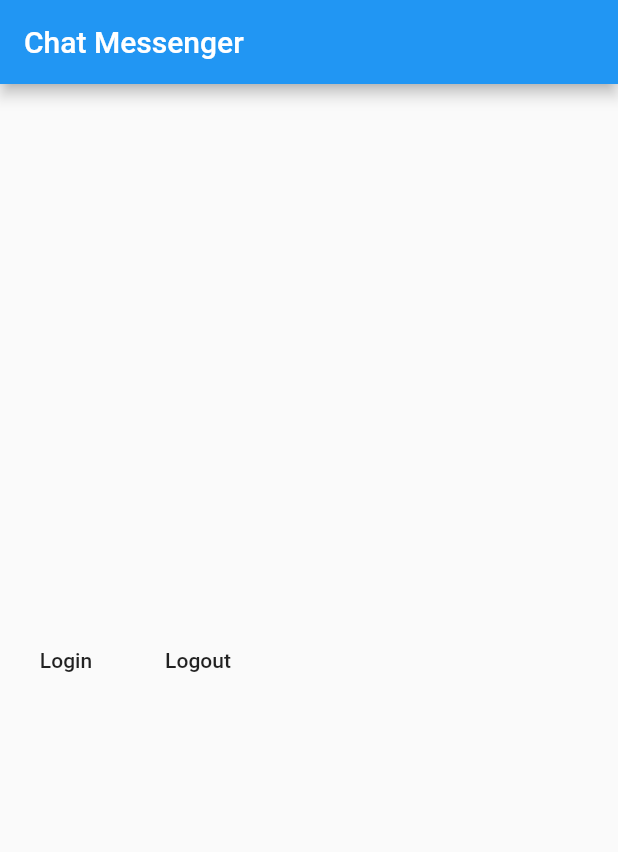
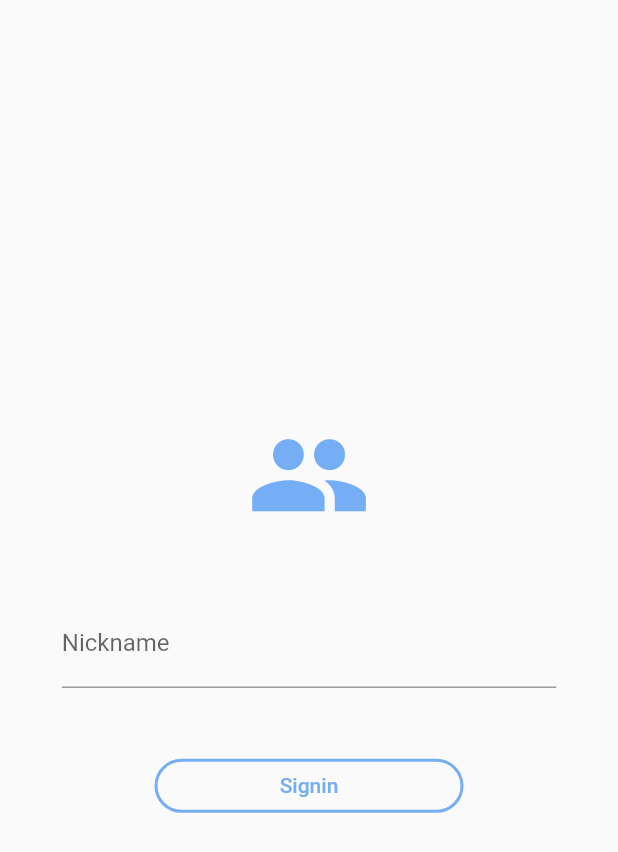
Before and after one commit to jlaskowska/chat_messenger, a Flutter app: the screen it shows after launch, on a phone screen of 412 x 824 dp. Shown: the top 852 px of the screen. Run offline on Flutter 3.47's test engine with Material 2 defaults, Android fonts, the phone set to English and light mode, and no system bars; our stand-ins replace firebase_auth, flutter_secure_storage, mobx; accounts and stored records are empty; generated files the repository leaves out were written again.

Commit message:
Feature/sign in screen (#10)
Resolves #9.

Commits:

* Added AppColors.
* Created SigninScreen.
* POC SigninScreen.
* Added mobx package and flutter_secure_storage.
* Added SigninScreenStore.
* Added GestureDetector to dismiss keyboard when the user taps outside of the TextField.
* Changed the size of an OtlineButton.
* Added DeviceStorage to save information if the user is signed.
* Added Podfile.
* POC SigninScreen, ChatroomScreen.
* Added ModalProgressIndicator.
* Added AdaptiveErrorDialog.
* Added store as proxy dependency.
* Updated localizations.
* UI tweaks.
* Updated localizations.
* Updated SigninScreenStore.
* Refactored HomeScreen.
* Updated main.dart with new HomeScreen.

```diff
--- a/assets_dev/localizations/localizations.csv
+++ b/assets_dev/localizations/localizations.csv
@@ -1,2 +1,7 @@
 keys;en
 appTitle;Chat Messenger
+signinScreenNickname;Nickname
+signinScreenSigininButtonLabel;Signin
+adaptiveErrorDialogTitle;Error
+adaptiveErrorDialogContent;Something went wrong. Please try again.
+adaptiveErrorDialogButtonLabel;Try Again
--- /dev/null
+++ b/lib/configs/app_colors.dart
@@ -0,0 +1,5 @@
+import 'package:flutter/material.dart';
+
+class AppColors {
+  static const Color blue = Color(0xff75aef5);
+}
--- a/lib/localizations.dart
+++ b/lib/localizations.dart
@@ -7,14 +7,39 @@ import 'package:flutter/material.dart';
 class AppLocalizations {
   static String get appTitle => _getText('appTitle');
 
+  static String get signinScreenNickname => _getText('signinScreenNickname');
+
+  static String get signinScreenSigininButtonLabel =>
+      _getText('signinScreenSigininButtonLabel');
+
+  static String get adaptiveErrorDialogTitle =>
+      _getText('adaptiveErrorDialogTitle');
+
+  static String get adaptiveErrorDialogContent =>
+      _getText('adaptiveErrorDialogContent');
+
+  static String get adaptiveErrorDialogButtonLabel =>
+      _getText('adaptiveErrorDialogButtonLabel');
+
   static Map<String, String> _localizedValues;
 
   static Map<String, String> _enValues = {
     'appTitle': 'Chat Messenger',
+    'signinScreenNickname': 'Nickname',
+    'signinScreenSigininButtonLabel': 'Signin',
+    'adaptiveErrorDialogTitle': 'Error',
+    'adaptiveErrorDialogContent': 'Something went wrong. Please try again.',
+    'adaptiveErrorDialogButtonLabel': 'Try Again',
   };
 
   static Map<String, String> _deValues = {
-    'appTitle': '[ Chat Messenger ÜẞÖüüü ]',
+    'appTitle': '[ Chat Messenger öööüßÜ ]',
+    'signinScreenNickname': '[ Nickname ääÜß ]',
+    'signinScreenSigininButtonLabel': '[ Signin ẞßẞ ]',
+    'adaptiveErrorDialogTitle': '[ Errör Äßü ]',
+    'adaptiveErrorDialogContent':
+        '[ Sömething went wröng. Please try again. ääÜüẞöÄäẞßÖä ]',
+    'adaptiveErrorDialogButtonLabel': '[ Try Ägain ẞöẞäÖ ]',
   };
 
   static Map<String, Map<String, String>> _allValues = {
--- a/lib/main.dart
+++ b/lib/main.dart
@@ -1,6 +1,10 @@
+import 'package:chatroom/configs/app_colors.dart';
 import 'package:chatroom/localizations.dart';
+import 'package:chatroom/services/device_storage.dart';
 import 'package:chatroom/services/firebase_auth_service.dart';
 import 'package:chatroom/services/i_auth_service.dart';
+import 'package:chatroom/widgets/home_screen.dart';
+import 'package:chatroom/widgets/signin_screen/signin_screen_store.dart';
 import 'package:flutter/material.dart';
 import 'package:flutter_localizations/flutter_localizations.dart';
 import 'package:provider/provider.dart';
@@ -10,9 +14,20 @@ void main() => runApp(MyApp());
 class MyApp extends StatelessWidget {
   @override
   Widget build(BuildContext context) {
-    return Provider<IAuthService>(
-        create: (_) => FirebaseAuthService(),
+    return MultiProvider(
+        providers: [
+          Provider<IAuthService>(
+            create: (_) => FirebaseAuthService(),
+          ),
+          Provider<DeviceStorage>(
+            create: (_) => DeviceStorage(),
+          ),
+          ProxyProvider2<IAuthService, DeviceStorage, SigninScreenStore>(
+            update: (_, authService, deviceStorage, __) => SigninScreenStore(authService, deviceStorage),
+          ),
+        ],
         child: MaterialApp(
+          theme: ThemeData(accentColor: AppColors.blue),
           localizationsDelegates: [
             const AppLocalizationsDelegate(),
             GlobalMaterialLocalizations.delegate,
@@ -25,30 +40,23 @@ class MyApp extends StatelessWidget {
   }
 }
 
-class HomeScreen extends StatelessWidget {
-  const HomeScreen({Key key}) : super(key: key);
+// class HomeScreen extends StatelessWidget {
+//   const HomeScreen({Key key}) : super(key: key);
 
-  @override
-  Widget build(BuildContext context) {
-    final FirebaseAuthService firebaseService = Provider.of<IAuthService>(context);
-    return Scaffold(
-      appBar: AppBar(
-        title: Text(AppLocalizations.appTitle),
-      ),
-      body: Center(
-        child: Row(
-          children: <Widget>[
-            FlatButton(
-              onPressed: () => firebaseService.logIn(),
-              child: Text('Login'),
-            ),
-            FlatButton(
-              onPressed: () => firebaseService.logOut(),
-              child: Text('Logout'),
-            ),
-          ],
-        ),
-      ),
-    );
-  }
-}
+//   @override
+//   Widget build(BuildContext context) {
+//     return Scaffold(
+//       // appBar: AppBar(
+//       //   title: Text(AppLocalizations.appTitle),
+//       // ),
+//       body: GestureDetector(
+//         // GestureDetector dismisses the keyboard when the user clicks outside of the TextField
+//         behavior: HitTestBehavior.opaque,
+//         onTap: () => FocusScope.of(context).requestFocus(FocusNode()),
+//         child: SafeArea(
+//           child: SigninScreen(),
+//         ),
+//       ),
+//     );
+//   }
+// }
--- /dev/null
+++ b/lib/services/device_storage.dart
@@ -0,0 +1,10 @@
+import 'package:flutter_secure_storage/flutter_secure_storage.dart';
+
+class DeviceStorage {
+  final _storage = FlutterSecureStorage();
+
+  Future<bool> getIsUserSignedIn() async => (await _storage.read(key: 'isUserSignedIn') ?? '') == 'true';
+
+  Future<void> setIsUserSignedIn(bool value) async =>
+      await _storage.write(key: 'isUserSignedIn', value: value ? 'true' : 'false');
+}
--- /dev/null
+++ b/lib/widgets/home_screen.dart
@@ -0,0 +1,83 @@
+import 'package:chatroom/services/device_storage.dart';
+import 'package:chatroom/widgets/common/adaptive_error_dialog.dart';
+import 'package:chatroom/widgets/signin_screen/chatroom_screen/chatroom_screen.dart';
+import 'package:chatroom/widgets/signin_screen/signin_screen.dart';
+import 'package:flutter/material.dart';
+import 'package:provider/provider.dart';
+
+import '../localizations.dart';
+
+class HomeScreen extends StatefulWidget {
+  HomeScreen({Key key}) : super(key: key);
+
+  @override
+  _HomeScreenState createState() => _HomeScreenState();
+}
+
+class _HomeScreenState extends State<HomeScreen> {
+  DeviceStorage _deviceStorage;
+  Future<bool> _futureIsUserSignedin;
+  bool hasResolvedDependencies = false;
+
+  @override
+  void didChangeDependencies() {
+    super.didChangeDependencies();
+    if (!hasResolvedDependencies) {
+      _deviceStorage = Provider.of<DeviceStorage>(context);
+      _futureIsUserSignedin = _deviceStorage.getIsUserSignedIn();
+      hasResolvedDependencies = true;
+    }
+  }
+
+  @override
+  Widget build(BuildContext context) {
+    return FutureBuilder(
+        future: _futureIsUserSignedin,
+        builder: (context, AsyncSnapshot<bool> snapshot) {
+          if (snapshot.hasData && snapshot.connectionState == ConnectionState.done) {
+            debugPrint('$snapshot.data');
+            return snapshot.data == false
+                ? Scaffold(
+                    body: GestureDetector(
+                      // GestureDetector dismisses the keyboard when the user clicks outside of the TextField
+                      behavior: HitTestBehavior.opaque,
+                      onTap: () => FocusScope.of(context).requestFocus(FocusNode()),
+                      child: SafeArea(
+                        child: SigninScreen(),
+                      ),
+                    ),
+                  )
+                : Scaffold(
+                    body: SafeArea(
+                      child: ChatroomScreen(),
+                    ),
+                  );
+          } else if (snapshot.hasError && snapshot.connectionState == ConnectionState.done) {
+            _showPopup();
+            return Container();
+          }
+          return Center(
+            child: CircularProgressIndicator(),
+          );
+        });
+  }
+
+  Future<void> _showPopup() async {
+    await Future.delayed(Duration(milliseconds: 1));
+    showAdaptiveErrorDialog(
+      context: context,
+      adaptiveErrorDialog: AdaptiveErrorDialog(
+        title: AppLocalizations.adaptiveErrorDialogTitle,
+        content: AppLocalizations.adaptiveErrorDialogContent,
+        onPressed: () {
+          Navigator.of(context).pop();
+
+          setState(() {
+            _futureIsUserSignedin = _deviceStorage.getIsUserSignedIn();
+          });
+        },
+        buttonLabel: AppLocalizations.adaptiveErrorDialogButtonLabel,
+      ),
+    );
+  }
+}
--- /dev/null
+++ b/lib/widgets/signin_screen/signin_screen.dart
@@ -0,0 +1,101 @@
+import 'package:chatroom/configs/app_colors.dart';
+import 'package:chatroom/widgets/common/adaptive_error_dialog.dart';
+import 'package:chatroom/widgets/common/modal_progress_indicator.dart';
+import 'package:chatroom/widgets/signin_screen/chatroom_screen/chatroom_screen.dart';
+import 'package:chatroom/widgets/signin_screen/signin_screen_store.dart';
+
+import 'package:flutter/material.dart';
+import 'package:provider/provider.dart';
+
+import '../../localizations.dart';
+
+class SigninScreen extends StatelessWidget {
+  const SigninScreen({Key key}) : super(key: key);
+
+  @override
+  Widget build(BuildContext context) {
+    final store = Provider.of<SigninScreenStore>(context);
+
+    return LayoutBuilder(
+      builder: (context, constraints) => Column(
+        mainAxisAlignment: MainAxisAlignment.center,
+        children: <Widget>[
+          Padding(
+            padding: EdgeInsets.symmetric(vertical: constraints.maxHeight * 0.05),
+            child: Icon(
+              Icons.people,
+              color: AppColors.blue,
+              size: constraints.maxWidth * 0.20,
+            ),
+          ),
+          Padding(
+            padding: EdgeInsets.symmetric(horizontal: constraints.maxWidth * 0.10),
+            child: TextField(
+              onChanged: (value) => store.nickname = value,
+              cursorColor: Theme.of(context).accentColor,
+              keyboardType: TextInputType.text,
+              decoration: InputDecoration(
+                hintStyle: TextStyle(
+                  color: Theme.of(context).accentColor,
+                ),
+                labelText: AppLocalizations.signinScreenNickname,
+                errorText: store.nicknameError,
+                focusedBorder: UnderlineInputBorder(
+                  borderSide: BorderSide(
+                    color: Theme.of(context).accentColor,
+                  ),
+                ),
+              ),
+            ),
+          ),
+          ButtonTheme(
+            minWidth: constraints.maxWidth * 0.5,
+            child: Padding(
+              padding: EdgeInsets.symmetric(vertical: constraints.maxHeight * 0.05),
+              child: OutlineButton(
+                onPressed: store.canSignin
+                    ? () async {
+                        ModalProgressIndicator.show(context);
+                        final success = await store.login();
+                        ModalProgressIndicator.dismiss();
+
+                        if (success) {
+                          Navigator.pushReplacement(
+                            context,
+                            MaterialPageRoute(
+                              builder: (context) => ChatroomScreen(),
+                            ),
+                          );
+                        } else {
+                          showAdaptiveErrorDialog(
+                            context: context,
+                            adaptiveErrorDialog: AdaptiveErrorDialog(
+                              title: AppLocalizations.adaptiveErrorDialogTitle,
+                              content: AppLocalizations.adaptiveErrorDialogContent,
+                              onPressed: () {
+                                Navigator.of(context).pop();
+                              },
+                              buttonLabel: AppLocalizations.adaptiveErrorDialogButtonLabel,
+                            ),
+                          );
+                        }
+                      }
+                    : null,
+                shape: RoundedRectangleBorder(
+                  borderRadius: BorderRadius.circular(30.0),
+                ),
+                borderSide: BorderSide(color: Theme.of(context).accentColor, width: 2),
+                child: Text(
+                  AppLocalizations.signinScreenSigininButtonLabel,
+                  style: TextStyle(
+                    color: Theme.of(context).accentColor,
+                  ),
+                ),
+              ),
+            ),
+          )
+        ],
+      ),
+    );
+  }
+}
--- a/pubspec.yaml
+++ b/pubspec.yaml
@@ -13,6 +13,11 @@ dependencies:
   cupertino_icons: ^0.1.2
   firebase_auth: ^0.16.0
   provider: ^4.0.5
+  mobx: ^1.1.1
+  mobx_codegen: ^1.0.3
+  flutter_mobx: ^1.1.0
+  build_runner: ^1.8.1
+  flutter_secure_storage: ^3.3.3
 
 dev_dependencies:
   flutter_test:
```
Also changed, not shown: assets_dev/localizations/localizations-PSEUDO.csv (+6 -1 lines), lib/widgets/common/adaptive_error_dialog.dart (added, +55 -0 lines), lib/widgets/common/modal_progress_indicator.dart (added, +25 -0 lines), lib/widgets/signin_screen/chatroom_screen/chatroom_screen.dart (added, +16 -0 lines), lib/widgets/signin_screen/signin_screen_store.dart (added, +47 -0 lines), lib/widgets/signin_screen/signin_screen_store.g.dart (added), pubspec.lock, 2 other files.
